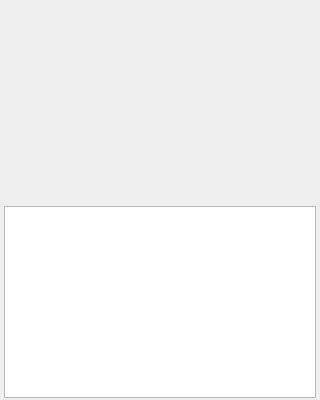
Above: packages/rehuco-agent/src/rehuco_agent/documents/license_panel.ui from borco/rehuco before the change. Below: the same form after it.
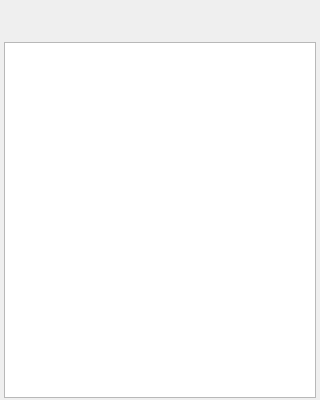
That is the form after the change. Custom widgets are drawn as their Qt base class.

Commit message: refs #688: fix: the License dock's text takes all the height, and Copy paths as JSON asks the disks on a daemon thread -- the title and the line under it keep their own height in both modes (the layout's stretch was unset, so the title took half); the hint to press Edit is not shown while editing; the license lookup behind Copy paths as JSON leaves the global pool for a daemon thread of its own, answers only the last copy asked for, and is stopped as the window closes, so a share that went away never holds up quitting

```diff
--- a/packages/rehuco-agent/src/rehuco_agent/documents/license_panel.ui
+++ b/packages/rehuco-agent/src/rehuco_agent/documents/license_panel.ui
@@ -10,7 +10,7 @@
     <height>400</height>
    </rect>
   </property>
-  <layout class="QVBoxLayout" name="main_layout">
+  <layout class="QVBoxLayout" name="main_layout" stretch="0,0,1">
    <property name="spacing">
     <number>2</number>
    </property>
```
The commit also changes 7 other files.
